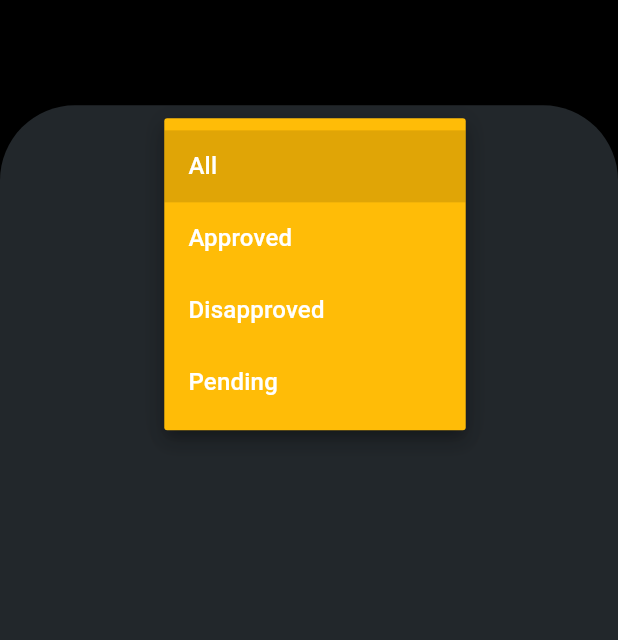
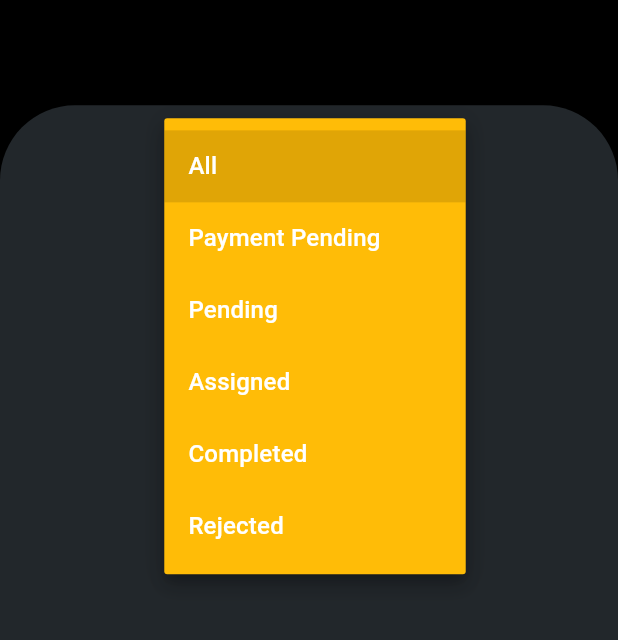
Before and after one commit to malikkhizar12/RoyalFalconCustomerApp, a Flutter app: the MyBookings screen opened by its route, after a tap on "All", on a phone screen of 412 x 824 dp, the part 86-726 px from its top. Run offline on Flutter 3.47's test engine with Material 3 defaults, Android fonts, the phone set to English and light mode, and no system bars; our stand-ins replace another_flushbar, firebase_core, firebase_messaging, flutter_dotenv, flutter_screenutil, fluttertoast and 7 more; missing offline and left inert: flutter_stripe, search_map_place_updated; accounts and stored records are empty.

Commit message:
filter and refresher added

```diff
--- a/lib/view/my_bookings/my_booking.dart
+++ b/lib/view/my_bookings/my_booking.dart
@@ -18,8 +18,6 @@ class MyBookings extends StatefulWidget {
 }
 
 class _MyBookingsState extends State<MyBookings> {
-  String _selectedFilter = 'All'; // Track the selected filter
-
   @override
   Widget build(BuildContext context) {
     return ChangeNotifierProvider(
@@ -27,7 +25,13 @@ class _MyBookingsState extends State<MyBookings> {
       child: SafeArea(
         child: Scaffold(
           backgroundColor: Colors.black,
-          body: Column(
+          body: Consumer<MyBookingsViewModel>(
+            builder: (context, viewModel, child) {
+              return RefreshIndicator(
+                displacement: 40,
+                color: Color(0xFFFFBC07),
+                onRefresh: viewModel.fetchUserBookings, // Trigger API call on pull-to-refresh
+                child: Column(
                   children: [
                     const AppbarCustom(title: 'My Bookings'),
                     SizedBox(height: 60.h),
@@ -45,32 +49,30 @@ class _MyBookingsState extends State<MyBookings> {
                         child: Column(
                           children: [
                             SizedBox(height: 16.h),
-                      FilterDropdown(
-                        selectedFilter: _selectedFilter,
+                            Consumer<MyBookingsViewModel>(
+                              builder: (context, viewModel, child) {
+                                return FilterDropdown(
+                                  selectedFilter: viewModel.selectedFilter,
                                   onChanged: (newValue) {
-                          setState(() {
-                            _selectedFilter = newValue!;
-                          });
-                          // Perform actions based on the selected filter
-                          // Example: filter list based on the selected filter
+                                    viewModel.setFilter(newValue!);
+                                  },
+                                );
                               },
                             ),
                             SizedBox(height: 66.h),
                             Expanded(
-                        child: Consumer<MyBookingsViewModel>(
-                          builder: (context, viewModel, child) {
-                            if (viewModel.isLoading) {
-                              return Center(
+                              child: viewModel.isLoading
+                                  ? Center(
                                 child: CircularProgressIndicator(
                                   color: Color(0xFFFFBC07),
                                 ),
-                              );
-                            } else if (viewModel.errorMessage != null) {
-                              return Center(
+                              )
+                                  : viewModel.errorMessage != null
+                                  ? Center(
                                 child: Text('Error: ${viewModel.errorMessage}'),
-                              );
-                            } else if (viewModel.bookings.isEmpty) {
-                              return Center(
+                              )
+                                  : viewModel.filteredBookings.isEmpty
+                                  ? Center(
                                 child: Container(
                                   padding: EdgeInsets.symmetric(horizontal: 10.w),
                                   height: 300.h,
@@ -114,15 +116,11 @@ class _MyBookingsState extends State<MyBookings> {
                                     ],
                                   ),
                                 ),
-                              );
-                            } else {
-                              return Column(
-                                children: [
-                                  Expanded(
-                                    child: ListView.builder(
-                                      itemCount: viewModel.bookings.length,
+                              )
+                                  : ListView.builder(
+                                itemCount: viewModel.filteredBookings.length,
                                 itemBuilder: (context, index) {
-                                        Bookings booking = viewModel.bookings[index];
+                                  Bookings booking = viewModel.filteredBookings[index];
                                   Guest guest = booking.guests.first;
 
                                   return Card(
@@ -139,7 +137,8 @@ class _MyBookingsState extends State<MyBookings> {
                                           : Container(
                                         width: 80.w,
                                         height: 90.h,
-                                              color: Colors.grey,
+                                        color: Colors.white,
+                                        child: Image.asset('images/lexus300.png'),
                                       ),
                                       title: Column(
                                         crossAxisAlignment: CrossAxisAlignment.start,
@@ -184,7 +183,9 @@ class _MyBookingsState extends State<MyBookings> {
                                           Text(
                                             booking.status,
                                             style: TextStyle(
-                                                    color: Colors.green,
+                                              color: booking.status.toLowerCase() == 'pending'
+                                                  ? Colors.orange
+                                                  : Colors.green,
                                               fontSize: 14.sp,
                                             ),
                                           ),
@@ -220,16 +221,13 @@ class _MyBookingsState extends State<MyBookings> {
                                 ),
                               ),
                           ],
-                              );
-                            }
-                          },
+                        ),
                       ),
                     ),
                   ],
                 ),
-                ),
-              ),
-            ],
+              );
+            },
           ),
         ),
       ),
--- a/lib/view/my_bookings/widgets/filter_dropdown.dart
+++ b/lib/view/my_bookings/widgets/filter_dropdown.dart
@@ -1,8 +1,7 @@
-// filter_dropdown.dart
 import 'package:flutter/material.dart';
 import 'package:flutter_screenutil/flutter_screenutil.dart';
 
-class FilterDropdown extends StatefulWidget {
+class FilterDropdown extends StatelessWidget {
   final String selectedFilter;
   final ValueChanged<String?> onChanged;
 
@@ -12,11 +11,6 @@ class FilterDropdown extends StatefulWidget {
     required this.onChanged,
   }) : super(key: key);
 
-  @override
-  _FilterDropdownState createState() => _FilterDropdownState();
-}
-
-class _FilterDropdownState extends State<FilterDropdown> {
   @override
   Widget build(BuildContext context) {
     return Container(
@@ -29,8 +23,8 @@ class _FilterDropdownState extends State<FilterDropdown> {
       ),
       child: DropdownButtonHideUnderline(
         child: DropdownButton<String>(
-          value: widget.selectedFilter,
-          onChanged: widget.onChanged,
+          value: selectedFilter,
+          onChanged: onChanged,
           dropdownColor: Color(0xFFFFBC07),
           icon: Icon(
             Icons.arrow_drop_down,
@@ -45,16 +39,9 @@ class _FilterDropdownState extends State<FilterDropdown> {
               ),
             ),
             DropdownMenuItem<String>(
-              value: 'Approved',
+              value: 'Payment Pending',
               child: Text(
-                'Approved',
-                style: TextStyle(color: Colors.white),
-              ),
-            ),
-            DropdownMenuItem<String>(
-              value: 'Disapproved',
-              child: Text(
-                'Disapproved',
+                'Payment Pending',
                 style: TextStyle(color: Colors.white),
               ),
             ),
@@ -65,6 +52,27 @@ class _FilterDropdownState extends State<FilterDropdown> {
                 style: TextStyle(color: Colors.white),
               ),
             ),
+            DropdownMenuItem<String>(
+              value: 'Assigned',
+              child: Text(
+                'Assigned',
+                style: TextStyle(color: Colors.white),
+              ),
+            ),
+            DropdownMenuItem<String>(
+              value: 'Completed',
+              child: Text(
+                'Completed',
+                style: TextStyle(color: Colors.white),
+              ),
+            ),
+            DropdownMenuItem<String>(
+              value: 'Rejected',
+              child: Text(
+                'Rejected',
+                style: TextStyle(color: Colors.white),
+              ),
+            ),
           ],
         ),
       ),
--- a/lib/view_model/my_bookings_view_model.dart
+++ b/lib/view_model/my_bookings_view_model.dart
@@ -6,15 +6,18 @@ import 'package:royal_falcon/view_model/user_view_model.dart';
 import '../model/my_bookings_model.dart';
 import '../model/user_model.dart';
 import '../resources/app_url.dart';
+import 'package:shared_preferences/shared_preferences.dart';
 
 class MyBookingsViewModel extends ChangeNotifier {
   List<Bookings> _bookings = [];
+  List<Bookings> filteredBookings = [];
   bool _isLoading = false;
   String? _errorMessage;
   Map<String, String> _statuses = {};
   int _currentPage = 1;
   int _totalPages = 1;
   bool _isFetchingNextPage = false;
+  String _selectedFilter = 'All';
 
   List<Bookings> get bookings => _bookings;
   bool get isLoading => _isLoading;
@@ -22,6 +25,7 @@ class MyBookingsViewModel extends ChangeNotifier {
   bool get isFetchingNextPage => _isFetchingNextPage;
   int get currentPage => _currentPage;
   int get totalPages => _totalPages;
+  String get selectedFilter => _selectedFilter;
 
   MyBookingsViewModel() {
     fetchUserBookings(); // Fetch bookings initially
@@ -34,12 +38,29 @@ class MyBookingsViewModel extends ChangeNotifier {
     _totalPages = 1; // Reset total pages to ensure fresh fetch
     try {
       await _fetchAllBookings(replace: true); // Replace data on initial fetch
+      filterBookings(_selectedFilter); // Initialize filtered bookings
     } catch (error) {
       _errorMessage = error.toString();
     } finally {
       setLoading(false);
       notifyListeners();
     }
+  }
+
+  void setFilter(String status) {
+    _selectedFilter = status;
+    filterBookings(status);
+  }
+
+  void filterBookings(String status) {
+    print('Filtering bookings with status: $status');
+    if (status == 'All') {
+      filteredBookings = List.from(_bookings); // Copy list to avoid direct reference
+    } else {
+      filteredBookings = _bookings.where((booking) => booking.status.toLowerCase() == status.toLowerCase()).toList();
+    }
+    print('Filtered bookings count: ${filteredBookings.length}');
+    notifyListeners(); // Notify listeners of the state change
   }
 
   Future<void> fetchNextPage() async {
@@ -94,6 +115,11 @@ class MyBookingsViewModel extends ChangeNotifier {
       _bookings.sort((a, b) => b.createdAt.compareTo(a.createdAt)); // Sort by createdAt in descending order
 
       _totalPages = jsonResponse['pagination']['totalPages'];
+      filterBookings(_selectedFilter); // Update filtered bookings after fetching
+
+      // Cache the bookings data locally
+      SharedPreferences prefs = await SharedPreferences.getInstance();
+      prefs.setString('cachedBookings', json.encode(_bookings));
     } else {
       throw Exception('Failed to load bookings');
     }
```
Lines whose indentation alone changed are shown as unchanged.
